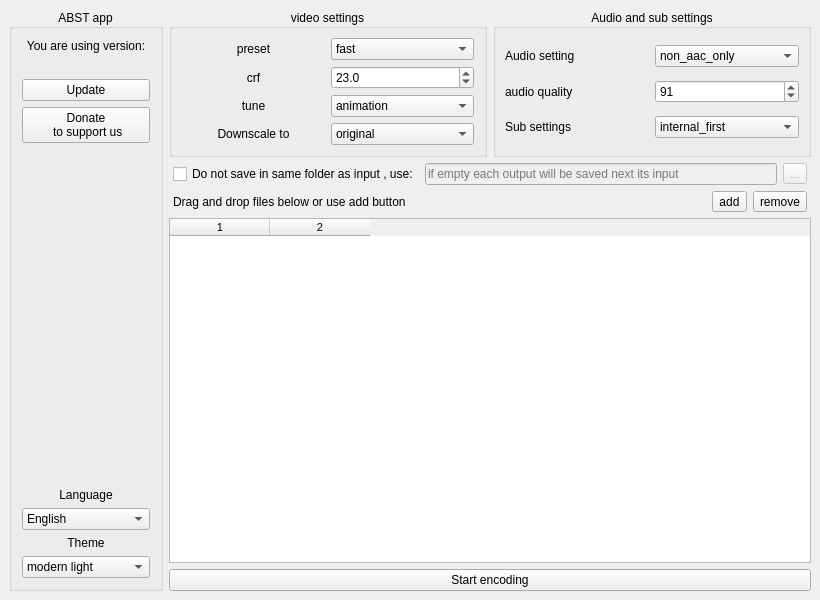
Before: the Qt Designer form gui/abst_ui.ui in animefn/ABST, drawn with Qt 5.
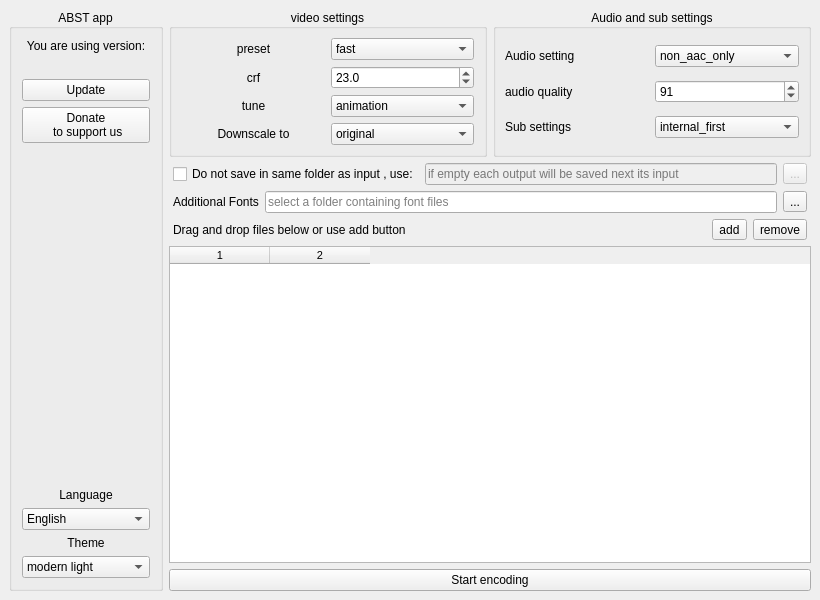
After: the same form once the commit is applied.

Commit message: added support for additional fonts dir

Patch:
```diff
--- a/gui/abst_ui.ui
+++ b/gui/abst_ui.ui
@@ -18,7 +18,7 @@
   </property>
   <widget class="QWidget" name="centralwidget">
    <layout class="QGridLayout" name="gridLayout">
-    <item row="0" column="0" rowspan="5">
+    <item row="0" column="0" rowspan="6">
      <widget class="QGroupBox" name="groupBox">
       <property name="title">
        <string>ABST app</string>
@@ -504,6 +504,49 @@
      </layout>
     </item>
     <item row="2" column="1">
+     <layout class="QHBoxLayout" name="horizontalLayout_5">
+      <property name="leftMargin">
+       <number>4</number>
+      </property>
+      <property name="topMargin">
+       <number>0</number>
+      </property>
+      <property name="rightMargin">
+       <number>4</number>
+      </property>
+      <item>
+       <widget class="QLabel" name="label_fontsdir">
+        <property name="toolTip">
+         <string>Fonts in this folder will be will be loaded in addition to any fonts muxed inside mkv files</string>
+        </property>
+        <property name="text">
+         <string>Additional Fonts</string>
+        </property>
+       </widget>
+      </item>
+      <item>
+       <widget class="QLineEdit" name="fontsdir_path">
+        <property name="enabled">
+         <bool>true</bool>
+        </property>
+        <property name="placeholderText">
+         <string>select a folder containing font files</string>
+        </property>
+       </widget>
+      </item>
+      <item>
+       <widget class="QToolButton" name="tbtn_fontsdir">
+        <property name="enabled">
+         <bool>true</bool>
+        </property>
+        <property name="text">
+         <string>...</string>
+        </property>
+       </widget>
+      </item>
+     </layout>
+    </item>
+    <item row="3" column="1">
      <layout class="QHBoxLayout" name="horizontalLayout_3">
       <property name="leftMargin">
        <number>4</number>
@@ -537,7 +580,7 @@
       </item>
      </layout>
     </item>
-    <item row="3" column="1">
+    <item row="4" column="1">
      <widget class="QTableWidget" name="tableWidget_files">
       <property name="font">
        <font>
@@ -569,7 +612,7 @@
       <column/>
      </widget>
     </item>
-    <item row="4" column="1">
+    <item row="5" column="1">
      <widget class="QPushButton" name="pbtn_launchCLI">
       <property name="text">
        <string>Start encoding</string>
```
The commit also changes 7 other files.
